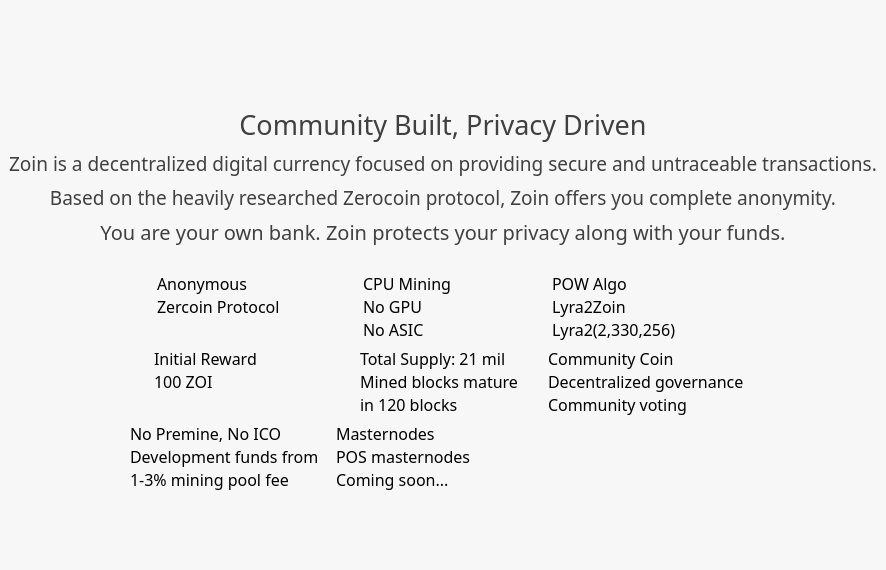
This is src/qt/forms/learnmorepage.ui in noirofficial/noir as Qt 5 draws it before an edit. The edited form follows.
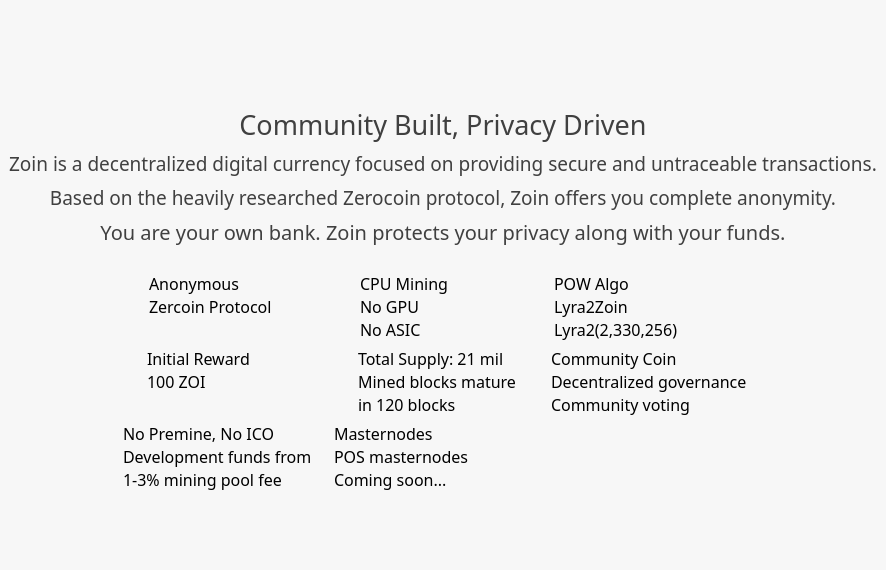
This is the edited form. Icons and pictures are not drawn.

Commit message: Update GUI to V2, small tweaks and finalize EUR price indicator, update app icon, fix horizontal header orientations

What changed in the file:
```diff
--- a/src/qt/forms/learnmorepage.ui
+++ b/src/qt/forms/learnmorepage.ui
@@ -6,7 +6,7 @@
    <rect>
     <x>0</x>
     <y>0</y>
-    <width>747</width>
+    <width>637</width>
     <height>570</height>
    </rect>
   </property>
@@ -518,7 +518,7 @@
       <item>
        <layout class="QHBoxLayout" name="horizontalLayout_4">
         <property name="spacing">
-         <number>5</number>
+         <number>15</number>
         </property>
         <property name="leftMargin">
          <number>0</number>
@@ -543,6 +543,14 @@
          </spacer>
         </item>
         <item>
+         <layout class="QHBoxLayout" name="horizontalLayout">
+          <property name="spacing">
+           <number>0</number>
+          </property>
+          <property name="leftMargin">
+           <number>0</number>
+          </property>
+          <item>
          <widget class="QLabel" name="label_16">
           <property name="sizePolicy">
            <sizepolicy hsizetype="Fixed" vsizetype="Preferred">
@@ -630,6 +638,16 @@
           </item>
          </layout>
         </item>
+         </layout>
+        </item>
+        <item>
+         <layout class="QHBoxLayout" name="horizontalLayout_2">
+          <property name="spacing">
+           <number>0</number>
+          </property>
+          <property name="leftMargin">
+           <number>0</number>
+          </property>
         <item>
          <widget class="QLabel" name="label_13">
           <property name="text">
@@ -718,6 +736,16 @@
           </item>
          </layout>
         </item>
+         </layout>
+        </item>
+        <item>
+         <layout class="QHBoxLayout" name="horizontalLayout_3">
+          <property name="spacing">
+           <number>0</number>
+          </property>
+          <property name="leftMargin">
+           <number>0</number>
+          </property>
         <item>
          <widget class="QLabel" name="label">
           <property name="text">
@@ -797,6 +825,8 @@
           </item>
          </layout>
         </item>
+         </layout>
+        </item>
         <item>
          <spacer name="horizontalSpacer_2">
           <property name="orientation">
@@ -815,7 +845,7 @@
       <item>
        <layout class="QHBoxLayout" name="horizontalLayout_5">
         <property name="spacing">
-         <number>5</number>
+         <number>15</number>
         </property>
         <property name="leftMargin">
          <number>0</number>
@@ -837,6 +867,14 @@
          </spacer>
         </item>
         <item>
+         <layout class="QHBoxLayout" name="horizontalLayout_6">
+          <property name="spacing">
+           <number>0</number>
+          </property>
+          <property name="leftMargin">
+           <number>0</number>
+          </property>
+          <item>
          <widget class="QLabel" name="label_11">
           <property name="sizePolicy">
            <sizepolicy hsizetype="Fixed" vsizetype="Preferred">
@@ -924,6 +962,16 @@
           </item>
          </layout>
         </item>
+         </layout>
+        </item>
+        <item>
+         <layout class="QHBoxLayout" name="horizontalLayout_8">
+          <property name="spacing">
+           <number>0</number>
+          </property>
+          <property name="leftMargin">
+           <number>0</number>
+          </property>
         <item>
          <widget class="QLabel" name="label_22">
           <property name="text">
@@ -1003,6 +1051,16 @@
           </item>
          </layout>
         </item>
+         </layout>
+        </item>
+        <item>
+         <layout class="QHBoxLayout" name="horizontalLayout_9">
+          <property name="spacing">
+           <number>0</number>
+          </property>
+          <property name="leftMargin">
+           <number>0</number>
+          </property>
         <item>
          <widget class="QLabel" name="label_14">
           <property name="text">
@@ -1082,6 +1140,8 @@
           </item>
          </layout>
         </item>
+         </layout>
+        </item>
         <item>
          <spacer name="horizontalSpacer_4">
           <property name="orientation">
@@ -1100,7 +1160,7 @@
       <item>
        <layout class="QHBoxLayout" name="horizontalLayout_7">
         <property name="spacing">
-         <number>5</number>
+         <number>15</number>
         </property>
         <property name="leftMargin">
          <number>0</number>
@@ -1122,6 +1182,14 @@
          </spacer>
         </item>
         <item>
+         <layout class="QHBoxLayout" name="horizontalLayout_10">
+          <property name="spacing">
+           <number>0</number>
+          </property>
+          <property name="leftMargin">
+           <number>0</number>
+          </property>
+          <item>
          <widget class="QLabel" name="label_32">
           <property name="sizePolicy">
            <sizepolicy hsizetype="Fixed" vsizetype="Preferred">
@@ -1197,6 +1265,16 @@
           </item>
          </layout>
         </item>
+         </layout>
+        </item>
+        <item>
+         <layout class="QHBoxLayout" name="horizontalLayout_11">
+          <property name="spacing">
+           <number>0</number>
+          </property>
+          <property name="leftMargin">
+           <number>0</number>
+          </property>
         <item>
          <widget class="QLabel" name="label_35">
           <property name="text">
@@ -1267,6 +1345,16 @@
           </item>
          </layout>
         </item>
+         </layout>
+        </item>
+        <item>
+         <layout class="QHBoxLayout" name="horizontalLayout_12">
+          <property name="spacing">
+           <number>0</number>
+          </property>
+          <property name="leftMargin">
+           <number>0</number>
+          </property>
         <item>
          <widget class="QLabel" name="label_31">
           <property name="minimumSize">
@@ -1296,6 +1384,8 @@
            <string>Decentralized governance</string>
           </property>
          </widget>
+          </item>
+         </layout>
         </item>
         <item>
          <spacer name="horizontalSpacer_6">
```
Left out of the diff: 2 changed lines with no effect on the pictures. Lines whose indentation alone changed are shown as unchanged. The commit also changes 23 other files.
